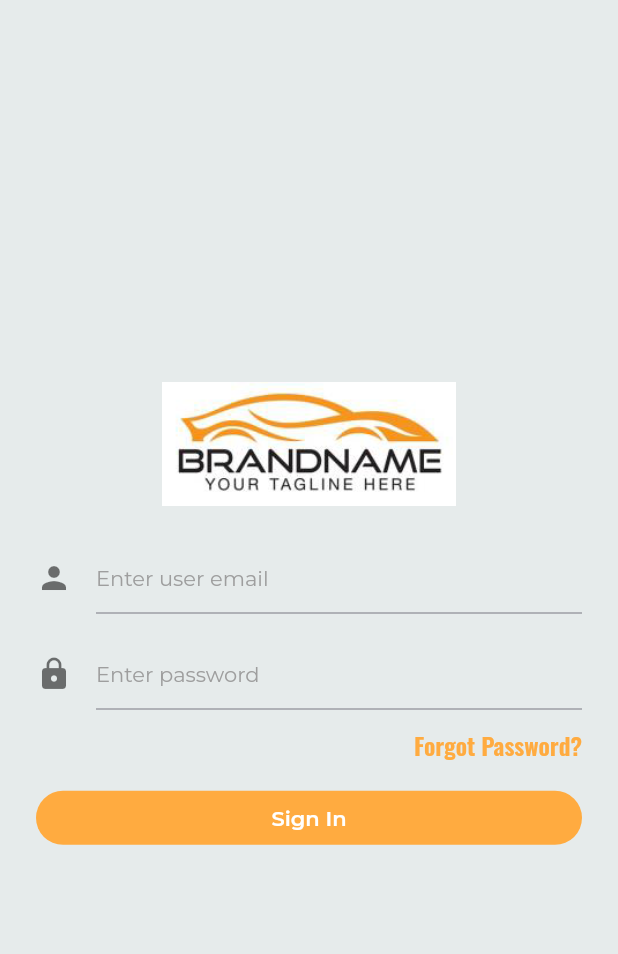
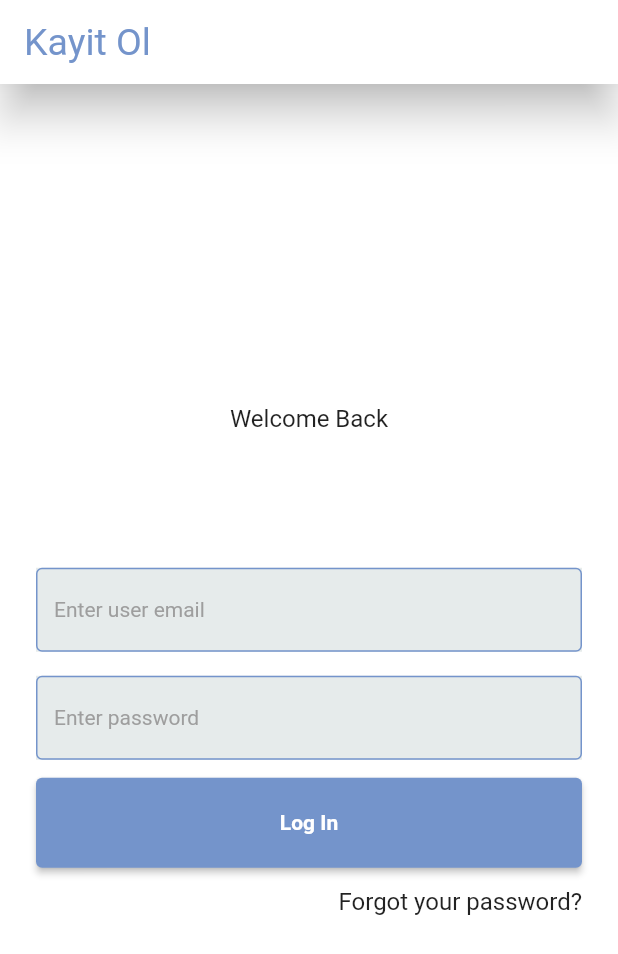
Before and after one commit to Sena-dogan/GOhouse, a Flutter app: the screen it shows after launch, on a phone screen of 412 x 824 dp. Shown: the top 954 px of the screen. Run offline on Flutter 3.47's test engine with Material 2 defaults, Android fonts, the phone set to English and light mode, and no system bars; our stand-ins replace another_flushbar, dio, flutter_mobx, get_it, google_fonts, mobx and 3 more; missing offline and left inert: material_dialog, xxtea; generated files the repository leaves out were written again.

Commit message:
Asset and Theme changes and Login Page ui

```diff
--- a/lib/constants/app_theme.dart
+++ b/lib/constants/app_theme.dart
@@ -37,7 +37,7 @@ class AppThemeData {
       colorScheme: colorScheme,
       textTheme: _textTheme,
       // Matches manifest.json colors and background color.
-      primaryColor: const Color(0xFF030303),
+      primaryColor: const Color(0xFF7494cb),
       appBarTheme: AppBarTheme(
         backgroundColor: colorScheme.background,
         elevation: 0,
@@ -60,9 +60,9 @@ class AppThemeData {
   }
 
   static const ColorScheme lightColorScheme = ColorScheme(
-    primary: Color(0xFFd21e1d),
-    primaryContainer: Color(0xFF9e1718),
-    secondary: Color(0xFFEFF3F3),
+    primary: Color(0xFF7494cb),
+    primaryContainer: Color(0xFF263e83),
+    secondary: Color(0xFF263e83),
     secondaryContainer: Color(0xFFFAFBFB),
     background: Color(0xFFE6EBEB),
     surface: Color(0xFFFAFBFB),
@@ -98,15 +98,15 @@ class AppThemeData {
   static const _bold = FontWeight.w700;
 
   static final TextTheme _textTheme = TextTheme(
-    headline4: GoogleFonts.montserrat(fontWeight: _bold, fontSize: 20.0),
-    caption: GoogleFonts.oswald(fontWeight: _semiBold, fontSize: 16.0),
-    headline5: GoogleFonts.oswald(fontWeight: _medium, fontSize: 16.0),
-    subtitle1: GoogleFonts.montserrat(fontWeight: _medium, fontSize: 16.0),
-    overline: GoogleFonts.montserrat(fontWeight: _medium, fontSize: 12.0),
-    bodyText1: GoogleFonts.montserrat(fontWeight: _regular, fontSize: 14.0),
-    subtitle2: GoogleFonts.montserrat(fontWeight: _medium, fontSize: 14.0),
-    bodyText2: GoogleFonts.montserrat(fontWeight: _regular, fontSize: 16.0),
-    headline6: GoogleFonts.montserrat(fontWeight: _bold, fontSize: 16.0),
-    button: GoogleFonts.montserrat(fontWeight: _semiBold, fontSize: 14.0),
+    headline4: GoogleFonts.roboto(fontWeight: _bold, fontSize: 20.0),
+    caption: GoogleFonts.roboto(fontWeight: _semiBold, fontSize: 16.0),
+    headline5: GoogleFonts.roboto(fontWeight: _medium, fontSize: 16.0),
+    subtitle1: GoogleFonts.roboto(fontWeight: _medium, fontSize: 16.0),
+    overline: GoogleFonts.roboto(fontWeight: _medium, fontSize: 12.0),
+    bodyText1: GoogleFonts.roboto(fontWeight: _regular, fontSize: 14.0),
+    subtitle2: GoogleFonts.roboto(fontWeight: _medium, fontSize: 14.0),
+    bodyText2: GoogleFonts.roboto(fontWeight: _regular, fontSize: 16.0),
+    headline6: GoogleFonts.roboto(fontWeight: _bold, fontSize: 16.0),
+    button: GoogleFonts.roboto(fontWeight: _semiBold, fontSize: 14.0),
   );
 }
--- a/lib/constants/assets.dart
+++ b/lib/constants/assets.dart
@@ -4,7 +4,11 @@ class Assets {
   // splash screen assets
   static const String appLogo = "assets/icons/ic_appicon.png";
 
-  // login screen assets
-  static const String carBackground = "assets/images/img_login.jpg";
+  // home screen assets
+  static const String bannerImage = "assets/images/banner_image.jpeg";
+
+  // Location screen assets
+  static const String locationBanner = "assets/images/location_banner.png";
+
 
 }
--- a/lib/constants/strings.dart
+++ b/lib/constants/strings.dart
@@ -2,5 +2,6 @@ class Strings {
   Strings._();
 
   //General
-  static const String appName = "Boilerplate Project";
+  static const String appName = "GOhouse";
+  static const String appBanner = "Eviniz en kolay isiniz";
 }
--- a/lib/ui/login/login.dart
+++ b/lib/ui/login/login.dart
@@ -1,4 +1,5 @@
 import 'package:another_flushbar/flushbar_helper.dart';
+import 'package:boilerplate/constants/app_theme.dart';
 import 'package:boilerplate/constants/assets.dart';
 import 'package:boilerplate/data/sharedpref/constants/preferences.dart';
 import 'package:boilerplate/utils/routes/routes.dart';
@@ -13,6 +14,7 @@ import 'package:boilerplate/widgets/rounded_button_widget.dart';
 import 'package:boilerplate/widgets/textfield_widget.dart';
 import 'package:flutter/material.dart';
 import 'package:flutter_mobx/flutter_mobx.dart';
+import 'package:google_fonts/google_fonts.dart';
 import 'package:provider/provider.dart';
 import 'package:shared_preferences/shared_preferences.dart';
 
@@ -51,14 +53,31 @@ class _LoginScreenState extends State<LoginScreen> {
   Widget build(BuildContext context) {
     return Scaffold(
       primary: true,
-      appBar: EmptyAppBar(),
+      backgroundColor: Colors.white,
+      appBar: _loginAppBar(),
       body: _buildBody(),
+    );
+  }
+
+  PreferredSizeWidget _loginAppBar() {
+    return AppBar(
+      title: Text(
+        "Kayit Ol",
+        style: GoogleFonts.roboto(
+          fontSize: 25.0,
+          color: AppThemeData.lightColorScheme.primary,
+          fontWeight: FontWeight.normal
+        ),
+      ),
+      elevation: 12.0,
+      backgroundColor: Colors.white,
     );
   }
 
   // body methods:--------------------------------------------------------------
   Widget _buildBody() {
     return Material(
+      color: Colors.white,
       child: Stack(
         children: <Widget>[
           MediaQuery.of(context).orientation == Orientation.landscape
@@ -98,7 +117,7 @@ class _LoginScreenState extends State<LoginScreen> {
   Widget _buildLeftSide() {
     return SizedBox.expand(
       child: Image.asset(
-        Assets.carBackground,
+        Assets.appLogo,
         fit: BoxFit.cover,
       ),
     );
@@ -113,12 +132,18 @@ class _LoginScreenState extends State<LoginScreen> {
           crossAxisAlignment: CrossAxisAlignment.stretch,
           mainAxisAlignment: MainAxisAlignment.center,
           children: <Widget>[
-            AppIconWidget(image: 'assets/icons/ic_appicon.png'),
-            SizedBox(height: 24.0),
+            Center(
+              child: Text('Welcome Back'),
+            ),
+            SizedBox(height: 90.0),
             _buildUserIdField(),
             _buildPasswordField(),
+            SizedBox(height: 12.0),
+            _buildSignInButton(),
+            SizedBox(
+              height: 13.0,
+            ),
             _buildForgotPasswordButton(),
-            _buildSignInButton()
           ],
         ),
       ),
@@ -132,6 +157,7 @@ class _LoginScreenState extends State<LoginScreen> {
           hint: AppLocalizations.of(context).translate('login_et_user_email'),
           inputType: TextInputType.emailAddress,
           icon: Icons.person,
+          isIcon: false,
           iconColor: _themeStore.darkMode ? Colors.white70 : Colors.black54,
           textController: _userEmailController,
           inputAction: TextInputAction.next,
@@ -156,6 +182,7 @@ class _LoginScreenState extends State<LoginScreen> {
               AppLocalizations.of(context).translate('login_et_user_password'),
           isObscure: true,
           padding: EdgeInsets.only(top: 16.0),
+          isIcon: false,
           icon: Icons.lock,
           iconColor: _themeStore.darkMode ? Colors.white70 : Colors.black54,
           textController: _passwordController,
@@ -172,25 +199,15 @@ class _LoginScreenState extends State<LoginScreen> {
   Widget _buildForgotPasswordButton() {
     return Align(
       alignment: FractionalOffset.centerRight,
-      child: FlatButton(
-        padding: EdgeInsets.all(0.0),
-        child: Text(
-          AppLocalizations.of(context).translate('login_btn_forgot_password'),
-          style: Theme.of(context)
-              .textTheme
-              .caption
-              ?.copyWith(color: Colors.orangeAccent),
-        ),
-        onPressed: () {},
+      child: GestureDetector(
+        child: Text("Forgot your password?"),
+        onTap: () {},
       ),
     );
   }
 
   Widget _buildSignInButton() {
-    return RoundedButtonWidget(
-      buttonText: AppLocalizations.of(context).translate('login_btn_sign_in'),
-      buttonColor: Colors.orangeAccent,
-      textColor: Colors.white,
+    return ElevatedButton(
       onPressed: () async {
         if (_store.canLogin) {
           DeviceUtils.hideKeyboard(context);
@@ -199,6 +216,13 @@ class _LoginScreenState extends State<LoginScreen> {
           _showErrorMessage('Please fill in all fields');
         }
       },
+      child: Text(
+        "Log In",
+        style: TextStyle(color: Colors.white),
+      ),
+      style: ElevatedButton.styleFrom(
+          backgroundColor: AppThemeData.lightColorScheme.primary,
+          minimumSize: Size(180, 60)),
     );
   }
 
--- a/lib/widgets/rounded_button_widget.dart
+++ b/lib/widgets/rounded_button_widget.dart
@@ -16,9 +16,7 @@ class RoundedButtonWidget extends StatelessWidget {
 
   @override
   Widget build(BuildContext context) {
-    return FlatButton(
-      color: buttonColor,
-      shape: StadiumBorder(),
+    return ElevatedButton(
       onPressed: onPressed,
       child: Text(
         buttonText,
--- a/lib/widgets/textfield_widget.dart
+++ b/lib/widgets/textfield_widget.dart
@@ -1,3 +1,4 @@
+import 'package:boilerplate/constants/app_theme.dart';
 import 'package:flutter/material.dart';
 
 class TextFieldWidget extends StatelessWidget {
@@ -21,6 +22,7 @@ class TextFieldWidget extends StatelessWidget {
   Widget build(BuildContext context) {
     return Padding(
       padding: padding,
+      child: Material(
         child: TextFormField(
           controller: textController,
           focusNode: focusNode,
@@ -33,12 +35,15 @@ class TextFieldWidget extends StatelessWidget {
           keyboardType: this.inputType,
           style: Theme.of(context).textTheme.bodyText1,
           decoration: InputDecoration(
+              border: new OutlineInputBorder(borderSide: new BorderSide(color: Colors.grey)),
+              enabledBorder: new OutlineInputBorder(borderSide: new BorderSide(color: AppThemeData.lightColorScheme.primary)),
               hintText: this.hint,
               hintStyle:
                   Theme.of(context).textTheme.bodyText1!.copyWith(color: hintColor),
               errorText: errorText,
               counterText: '',
               icon: this.isIcon ? Icon(this.icon, color: iconColor) : null),
+        ),
       ),
     );
   }
```
Also changed, not shown: assets/icons/ic_appicon.png, assets/images/banner_image.jpeg (added), assets/images/location_banner.png (added), lib/stores/error/error_store.g.dart, lib/stores/form/form_store.g.dart, lib/stores/language/language_store.g.dart (added), lib/stores/post/post_store.g.dart, lib/stores/theme/theme_store.g.dart (added), lib/stores/user/user_store.g.dart (added), 5 other files. Lines whose indentation alone changed are shown as unchanged.
